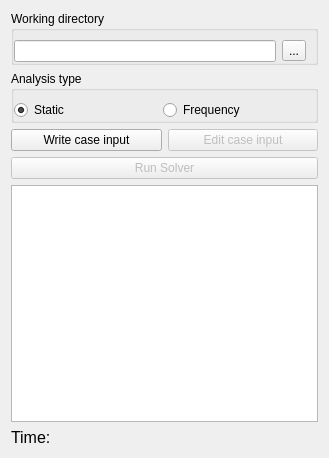
This is src/Mod/Fem/TaskPanelAnalysisControl.ui in qingfengxia/FreeCAD as Qt 5 draws it before an edit. The edited form follows.
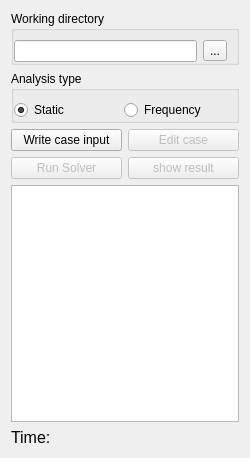
This is the edited form. Custom widgets are drawn as their Qt base class.

Commit message: update TaskPanelAnalysisControl py and ui

The edit to the form file:
```diff
--- a/src/Mod/Fem/TaskPanelAnalysisControl.ui
+++ b/src/Mod/Fem/TaskPanelAnalysisControl.ui
@@ -6,7 +6,7 @@
    <rect>
     <x>0</x>
     <y>0</y>
-    <width>329</width>
+    <width>250</width>
     <height>458</height>
    </rect>
   </property>
@@ -96,11 +96,11 @@
         <bool>false</bool>
        </property>
        <property name="text">
-        <string>Edit case input</string>
+        <string>Edit case</string>
        </property>
       </widget>
      </item>
-     <item row="1" column="0" colspan="2">
+     <item row="2" column="0">
       <widget class="QPushButton" name="pb_run_solver">
        <property name="enabled">
         <bool>false</bool>
@@ -110,6 +110,16 @@
        </property>
       </widget>
      </item>
+     <item row="2" column="1">
+      <widget class="QPushButton" name="pb_show_result">
+       <property name="enabled">
+        <bool>false</bool>
+       </property>
+       <property name="text">
+        <string>show result</string>
+       </property>
+      </widget>
+     </item>
     </layout>
    </item>
    <item>
```
The commit also changes 1 other file.
